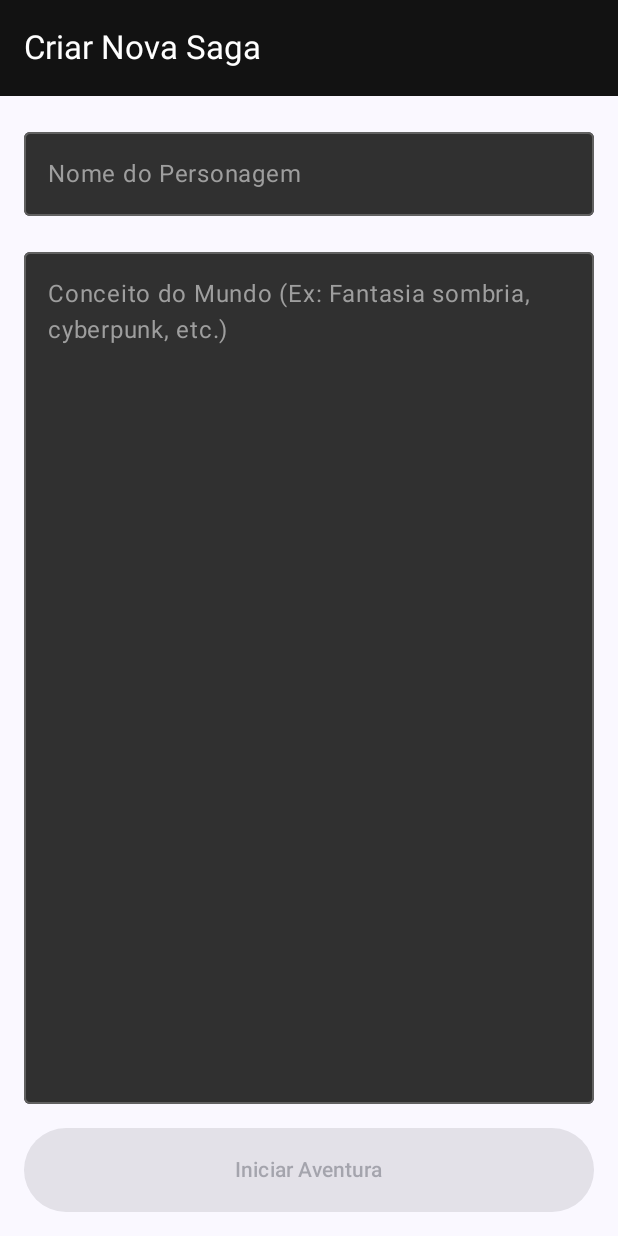
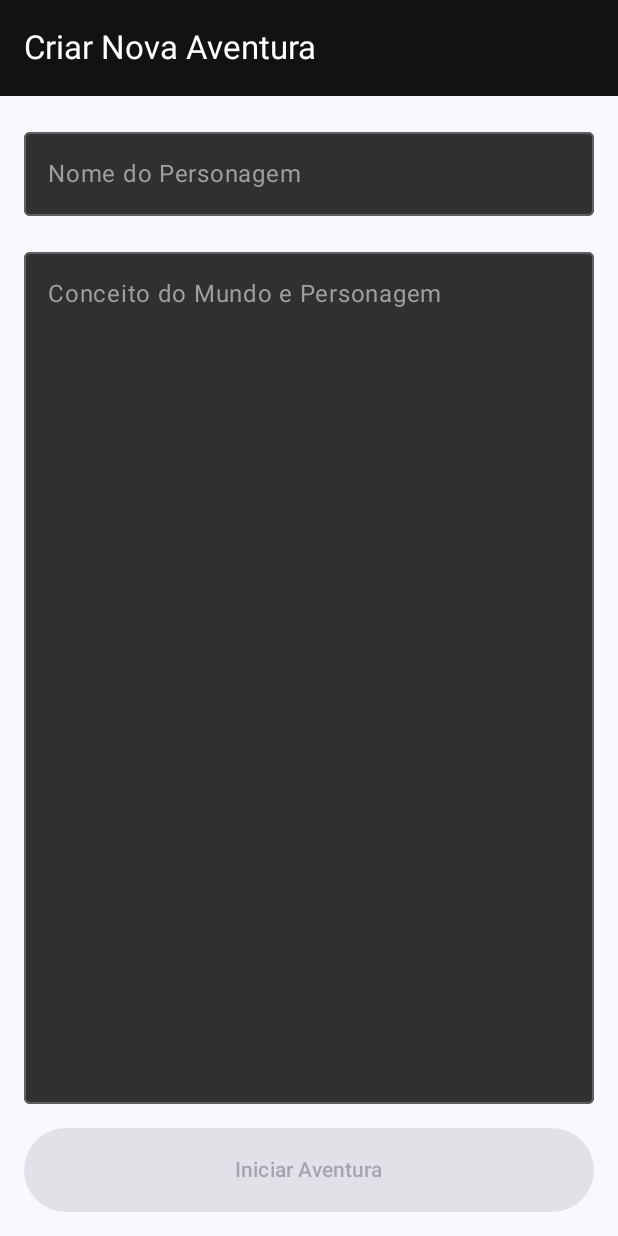
Before and after one commit to Gamexzy/App-andorid-RPG-LLM, an Android app built with Jetpack Compose: the composable CharacterCreationScreen shown on its own in the app's theme, on a phone screen of 412 x 824 dp. Run offline under Robolectric (Android 15) with nearby library versions, the phone set to English and light mode, and no system bars.

Commit message:
versão totalmente funcional

```diff
--- a/app/src/main/java/com/android/rpgllm/ui/theme/CharacterCreationScreen.kt
+++ b/app/src/main/java/com/android/rpgllm/ui/theme/CharacterCreationScreen.kt
@@ -18,6 +18,7 @@ fun CharacterCreationScreen(
     onNavigateBack: () -> Unit,
     onSessionCreated: (String) -> Unit
 ) {
+    // O 'sessionName' foi removido, pois agora é gerado pelo servidor
     var characterName by remember { mutableStateOf("") }
     var worldConcept by remember { mutableStateOf("") }
     val uiState by gameViewModel.creationState.collectAsState()
@@ -25,7 +26,7 @@ fun CharacterCreationScreen(
     Scaffold(
         topBar = {
             TopAppBar(
-                title = { Text("Criar Nova Saga") },
+                title = { Text("Criar Nova Aventura") },
                 colors = TopAppBarDefaults.topAppBarColors(
                     containerColor = Color(0xFF121212),
                     titleContentColor = Color.White
@@ -40,45 +41,27 @@ fun CharacterCreationScreen(
                 .padding(16.dp),
             horizontalAlignment = Alignment.CenterHorizontally
         ) {
+            // Campo para o Nome do Personagem (agora é o primeiro)
             OutlinedTextField(
                 value = characterName,
                 onValueChange = { characterName = it },
                 label = { Text("Nome do Personagem") },
                 modifier = Modifier.fillMaxWidth(),
                 singleLine = true,
-                // --- CORREÇÃO APLICADA AQUI ---
-                colors = OutlinedTextFieldDefaults.colors(
-                    focusedBorderColor = Color(0xFF00C853),
-                    unfocusedBorderColor = Color(0xFF616161),
-                    cursorColor = Color(0xFF00C853),
-                    focusedTextColor = Color.White,
-                    unfocusedTextColor = Color.White,
-                    focusedContainerColor = Color(0xFF303030),
-                    unfocusedContainerColor = Color(0xFF303030),
-                    focusedLabelColor = Color(0xFF00C853),
-                    unfocusedLabelColor = Color(0xFF9E9E9E)
-                )
+                colors = getTextFieldColors()
             )
             Spacer(modifier = Modifier.height(16.dp))
+
+            // Campo para o Conceito do Mundo
             OutlinedTextField(
                 value = worldConcept,
                 onValueChange = { worldConcept = it },
-                label = { Text("Conceito do Mundo (Ex: Fantasia sombria, cyberpunk, etc.)") },
+                label = { Text("Conceito do Mundo e Personagem") },
+                placeholder = { Text("Ex: Um western espacial onde sou um caçador de recompensas com um braço cibernético.")},
                 modifier = Modifier
                     .fillMaxWidth()
                     .weight(1f),
-                // --- CORREÇÃO APLICADA AQUI ---
-                colors = OutlinedTextFieldDefaults.colors(
-                    focusedBorderColor = Color(0xFF00C853),
-                    unfocusedBorderColor = Color(0xFF616161),
-                    cursorColor = Color(0xFF00C853),
-                    focusedTextColor = Color.White,
-                    unfocusedTextColor = Color.White,
-                    focusedContainerColor = Color(0xFF303030),
-                    unfocusedContainerColor = Color(0xFF303030),
-                    focusedLabelColor = Color(0xFF00C853),
-                    unfocusedLabelColor = Color(0xFF9E9E9E)
-                )
+                colors = getTextFieldColors()
             )
             Spacer(modifier = Modifier.height(16.dp))
 
@@ -90,13 +73,13 @@ fun CharacterCreationScreen(
                 }
                 Button(
                     onClick = {
-                        if (characterName.isNotBlank() && worldConcept.isNotBlank()) {
-                            gameViewModel.createNewSession(characterName, worldConcept, onSessionCreated)
-                        }
+                        // A chamada para o ViewModel agora só envia os dados essenciais
+                        gameViewModel.createNewSession(characterName, worldConcept, onSessionCreated)
                     },
                     modifier = Modifier
                         .fillMaxWidth()
                         .height(56.dp),
+                    // A validação do botão também é simplificada
                     enabled = characterName.isNotBlank() && worldConcept.isNotBlank()
                 ) {
                     Text("Iniciar Aventura")
@@ -105,3 +88,18 @@ fun CharacterCreationScreen(
         }
     }
 }
+
+@Composable
+private fun getTextFieldColors(): TextFieldColors {
+    return OutlinedTextFieldDefaults.colors(
+        focusedBorderColor = Color(0xFF00C853),
+        unfocusedBorderColor = Color(0xFF616161),
+        cursorColor = Color(0xFF00C853),
+        focusedTextColor = Color.White,
+        unfocusedTextColor = Color.White,
+        focusedContainerColor = Color(0xFF303030),
+        unfocusedContainerColor = Color(0xFF303030),
+        focusedLabelColor = Color(0xFF00C853),
+        unfocusedLabelColor = Color(0xFF9E9E9E)
+    )
+}
```
Also changed, not shown: app/src/main/java/com/android/rpgllm/data/GameViewModel.kt (+17 -7 lines).
